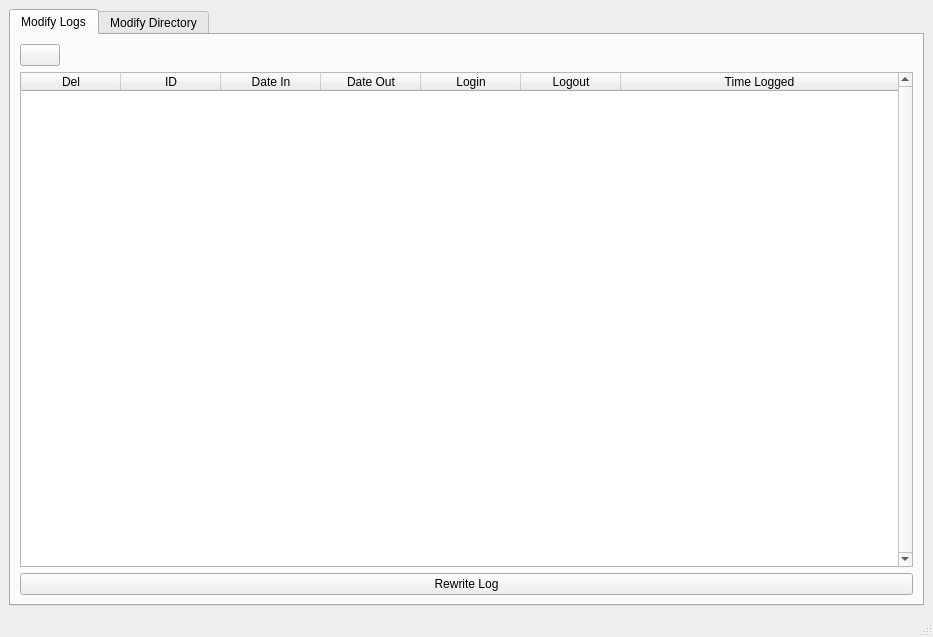
This is GUI/AdminTool.ui in Pearadox/PearLogger2 as Qt 5 draws it before an edit. The edited form follows.
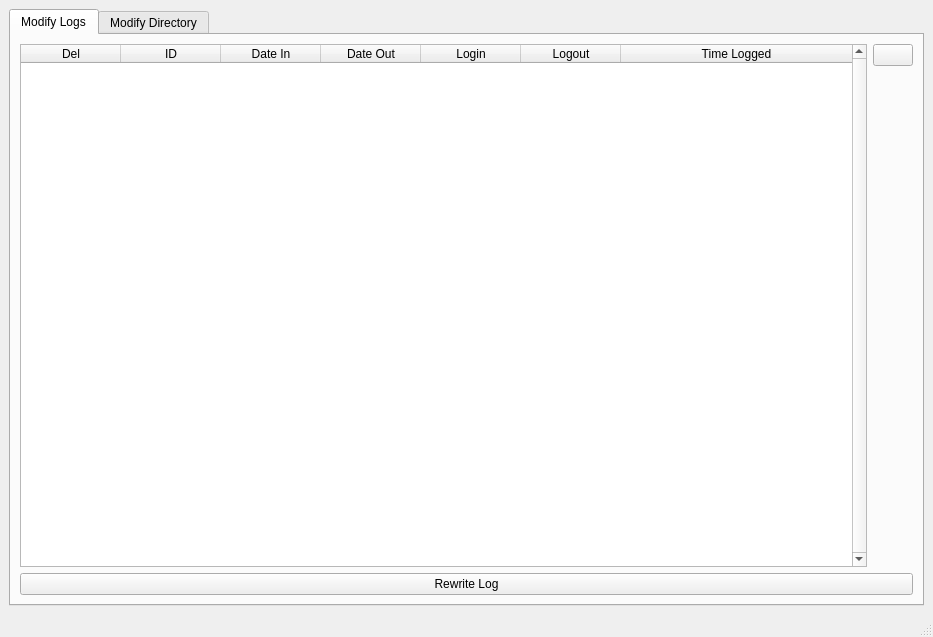
This is the edited form. Icons and pictures are not drawn.

Commit message: packaged admin tool

The edit to the form file:
```diff
--- a/GUI/AdminTool.ui
+++ b/GUI/AdminTool.ui
@@ -25,7 +25,16 @@
         <string>Modify Logs</string>
        </attribute>
        <layout class="QGridLayout" name="gridLayout_2">
-        <item row="1" column="0">
+        <item row="2" column="0">
+         <widget class="QPushButton" name="rewriteLogButton">
+          <property name="text">
+           <string>Rewrite Log</string>
+          </property>
+         </widget>
+        </item>
+        <item row="0" column="0">
+         <layout class="QHBoxLayout" name="horizontalLayout_2">
+          <item>
          <widget class="QTableWidget" name="logTableWidget">
           <property name="verticalScrollBarPolicy">
            <enum>Qt::ScrollBarAlwaysOn</enum>
@@ -85,15 +94,8 @@
           </column>
          </widget>
         </item>
-        <item row="2" column="0">
-         <widget class="QPushButton" name="rewriteLogButton">
-          <property name="text">
-           <string>Rewrite Log</string>
-          </property>
-         </widget>
-        </item>
-        <item row="0" column="0">
-         <layout class="QHBoxLayout" name="horizontalLayout_2">
+          <item>
+           <layout class="QVBoxLayout" name="verticalLayout">
           <item>
            <widget class="QPushButton" name="addButton">
             <property name="text">
@@ -103,20 +105,28 @@
              <iconset resource="../res/resource.qrc">
               <normaloff>:/newPrefix/plus.png</normaloff>:/newPrefix/plus.png</iconset>
             </property>
+              <property name="iconSize">
+               <size>
+                <width>9</width>
+                <height>16</height>
+               </size>
+              </property>
            </widget>
           </item>
           <item>
-           <spacer name="horizontalSpacer">
+             <spacer name="verticalSpacer">
             <property name="orientation">
-             <enum>Qt::Horizontal</enum>
+               <enum>Qt::Vertical</enum>
             </property>
             <property name="sizeHint" stdset="0">
              <size>
-              <width>40</width>
-              <height>20</height>
+                <width>20</width>
+                <height>40</height>
              </size>
             </property>
            </spacer>
+            </item>
+           </layout>
           </item>
          </layout>
         </item>
```
Lines whose indentation alone changed are shown as unchanged. The commit also changes 12 other files.
